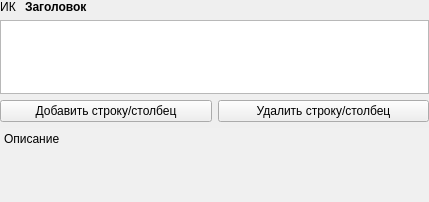
This is designer/forms/formtable.ui in Artemako/auto-exec-doc as Qt 5 draws it before an edit. The edited form follows.
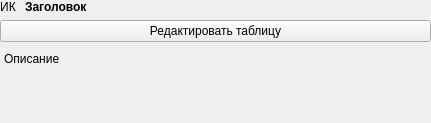
This is the edited form.

Diff of the .ui file:
```diff
--- a/designer/forms/formtable.ui
+++ b/designer/forms/formtable.ui
@@ -6,8 +6,8 @@
    <rect>
     <x>0</x>
     <y>0</y>
-    <width>429</width>
-    <height>202</height>
+    <width>431</width>
+    <height>123</height>
    </rect>
   </property>
   <property name="maximumSize">
@@ -19,7 +19,7 @@
   <property name="windowTitle">
    <string>Form</string>
   </property>
-  <layout class="QVBoxLayout" name="verticalLayout">
+  <layout class="QVBoxLayout" name="verticalLayout" stretch="1,0,0">
    <property name="leftMargin">
     <number>0</number>
    </property>
@@ -75,25 +75,11 @@
     </layout>
    </item>
    <item>
-    <widget class="QTableWidget" name="table"/>
-   </item>
-   <item>
-    <layout class="QHBoxLayout" name="buttons_layout">
-     <item>
-      <widget class="QPushButton" name="add_button">
-       <property name="text">
-        <string>Добавить строку/столбец</string>
-       </property>
-      </widget>
-     </item>
-     <item>
-      <widget class="QPushButton" name="delete_button">
-       <property name="text">
-        <string>Удалить строку/столбец</string>
-       </property>
-      </widget>
-     </item>
-    </layout>
+    <widget class="QPushButton" name="btn_edittable">
+     <property name="text">
+      <string>Редактировать таблицу</string>
+     </property>
+    </widget>
    </item>
    <item>
     <widget class="QTextBrowser" name="textbrowser">
```
